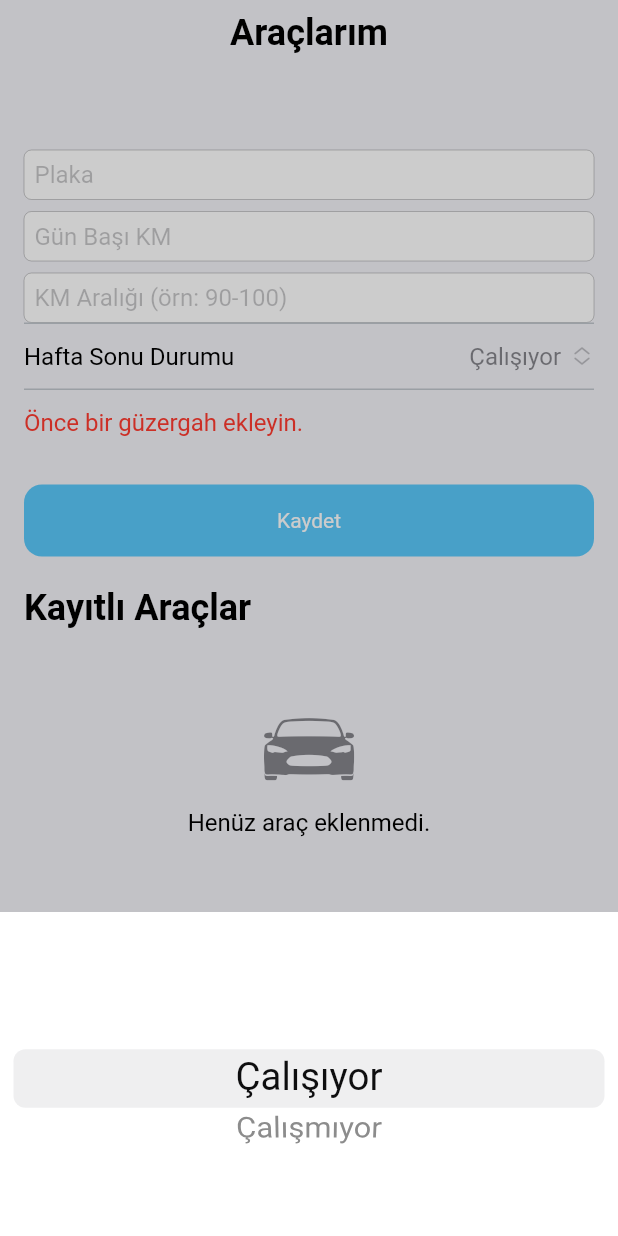
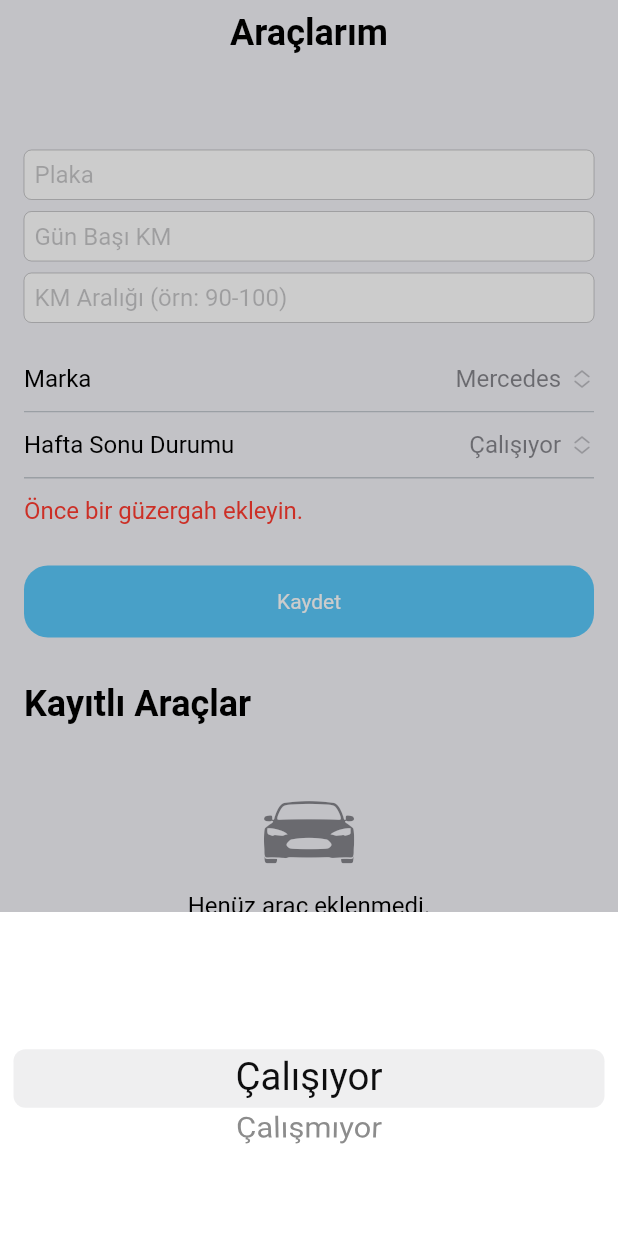
Before and after one commit to Bavsimus/MileageLogApp, a Flutter app: the screen it shows after launch, after a tap on "Hafta Sonu Durumu", on a phone screen of 412 x 824 dp. Run offline on Flutter 3.47's test engine with Material 3 defaults, Android fonts, the light colour scheme and no system bars; our stand-ins replace data_table_2, google_fonts, open_filex, share_plus, shared_preferences; missing offline and left inert: excel.

Commit message:
manufacturer added

```diff
--- a/mileage_log_app/lib/models/arac_model.dart
+++ b/mileage_log_app/lib/models/arac_model.dart
@@ -6,6 +6,7 @@ class AracModel {
   final double gunBasiKm;
   final String kmAralik;
   final String haftasonuDurumu;
+  final String marka; // YENİ EKLENEN ALAN
 
   AracModel({
     required this.plaka,
@@ -13,6 +14,7 @@ class AracModel {
     required this.gunBasiKm,
     required this.kmAralik,
     required this.haftasonuDurumu,
+    required this.marka, // YENİ EKLENDİ
   });
 
   Map<String, dynamic> toMap() => {
@@ -21,6 +23,7 @@ class AracModel {
         'gunBasiKm': gunBasiKm,
         'kmAralik': kmAralik,
         'haftasonuDurumu': haftasonuDurumu,
+        'marka': marka, // YENİ EKLENDİ
       };
 
   factory AracModel.fromMap(Map<String, dynamic> map) => AracModel(
@@ -29,6 +32,8 @@ class AracModel {
         gunBasiKm: (map['gunBasiKm'] as num?)?.toDouble() ?? 0.0,
         kmAralik: map['kmAralik'] ?? '',
         haftasonuDurumu: map['haftasonuDurumu'] ?? '',
+        // YENİ EKLENDİ: Eski verilerde bu alan olmayabileceği için varsayılan değer atıyoruz.
+        marka: map['marka'] ?? 'Belirtilmemiş',
       );
 
   String toJson() => json.encode(toMap());
--- a/mileage_log_app/lib/screens/araclar_page.dart
+++ b/mileage_log_app/lib/screens/araclar_page.dart
@@ -21,6 +21,8 @@ class _AraclarPageState extends State<AraclarPage> {
   final TextEditingController kmAralikController = TextEditingController();
   String seciliGuzergah = '';
   String haftasonuDurumu = 'Çalışıyor';
+  final List<String> _markalar = ['Mercedes', 'Ford', 'Fiat', 'Renault', 'Volkswagen', 'Peugeot', 'Diğer'];
+  String seciliMarka = 'Mercedes';
 
   @override
   void initState() {
@@ -80,6 +82,7 @@ class _AraclarPageState extends State<AraclarPage> {
       gunBasiKm: double.tryParse(kmBaslangicController.text.trim()) ?? 0,
       kmAralik: kmAralikController.text.trim(),
       haftasonuDurumu: haftasonuDurumu,
+      marka: seciliMarka,
     );
 
     setState(() {
@@ -220,6 +223,12 @@ class _AraclarPageState extends State<AraclarPage> {
             CupertinoTextField(
                 controller: kmAralikController,
                 placeholder: 'KM Aralığı (örn: 90-100)'),
+            SizedBox(height: 16),
+            CustomCupertinoListTile(title: Text('Marka'), additionalInfo: Text(seciliMarka), onTap: () {
+             _showPicker(context, _markalar, seciliMarka, (newValue) {
+                setState(() => seciliMarka = newValue);
+             });
+          }),
             Divider(height: 1),
             CustomCupertinoListTile(
                 title: Text('Hafta Sonu Durumu'),
@@ -247,14 +256,15 @@ class _AraclarPageState extends State<AraclarPage> {
                 child: Text("Önce bir güzergah ekleyin.",
                     style: TextStyle(color: CupertinoColors.systemRed)),
               ),
-            SizedBox(height: 20),
+            SizedBox(height: 15),
             CupertinoButton.filled(
+                borderRadius: BorderRadius.circular(16.0),
                 onPressed: _saveOrUpdateArac,
                 child: Text(_duzenlenenIndex == null ? 'Kaydet' : 'Güncelle')),
-            SizedBox(height: 20),
+            SizedBox(height: 30),
             Text('Kayıtlı Araçlar',
                 style: CupertinoTheme.of(context).textTheme.navTitleTextStyle),
-            SizedBox(height: 10),
+            SizedBox(height: 1),
             if (araclar.isEmpty)
               Padding(
                 padding: const EdgeInsets.only(top: 40.0),
--- a/mileage_log_app/lib/screens/guzergah_ayar_page.dart
+++ b/mileage_log_app/lib/screens/guzergah_ayar_page.dart
@@ -43,12 +43,15 @@ class _GuzergahAyarPageState extends State<GuzergahAyarPage> {
       List<AracModel> araclar = aracJsonList.map((e) => AracModel.fromJson(e)).toList();
       for (int i = 0; i < araclar.length; i++) {
         if (araclar[i].guzergah == _duzenlenenGuzergah) {
+          // --- HATA DÜZELTMESİ BURADA: Eksik 'marka' parametresi eklendi ---
           araclar[i] = AracModel(
               plaka: araclar[i].plaka,
               guzergah: yeniGuzergahAdi,
               gunBasiKm: araclar[i].gunBasiKm,
               kmAralik: araclar[i].kmAralik,
-              haftasonuDurumu: araclar[i].haftasonuDurumu);
+              haftasonuDurumu: araclar[i].haftasonuDurumu,
+              marka: araclar[i].marka // Mevcut markayı koru
+          );
         }
       }
       await prefs.setStringList('araclar', araclar.map((e) => e.toJson()).toList());
@@ -120,16 +123,12 @@ class _GuzergahAyarPageState extends State<GuzergahAyarPage> {
       navigationBar: CupertinoNavigationBar(
         middle: Text('Güzergah Ayarları'),
       ),
-      // SafeArea ekleyerek içeriğin başlığın altında kalmasını engelliyoruz
       child: SafeArea(
-        top: true, // Üstten boşluk bırak
-        bottom: false, // Alt boşluk ana TabBar tarafından yönetiliyor
+        top: true,
+        bottom: false,
         child: Column(
           children: [
             Padding(
-              // EdgeInsets.fromLTRB ile boşlukları tek tek kontrol ediyoruz
-              // Üst boşluğu kaldırdık, çünkü SafeArea zaten boşluk bırakıyor.
-              // Alt boşluğu azalttık.
               padding: const EdgeInsets.fromLTRB(16.0, 16.0, 16.0, 8.0),
               child: CupertinoTextField(
                 controller: guzergahEkleController,
```
Also changed, not shown: mileage_log_app/lib/widgets/arac_karti.dart (+8 -8 lines).
